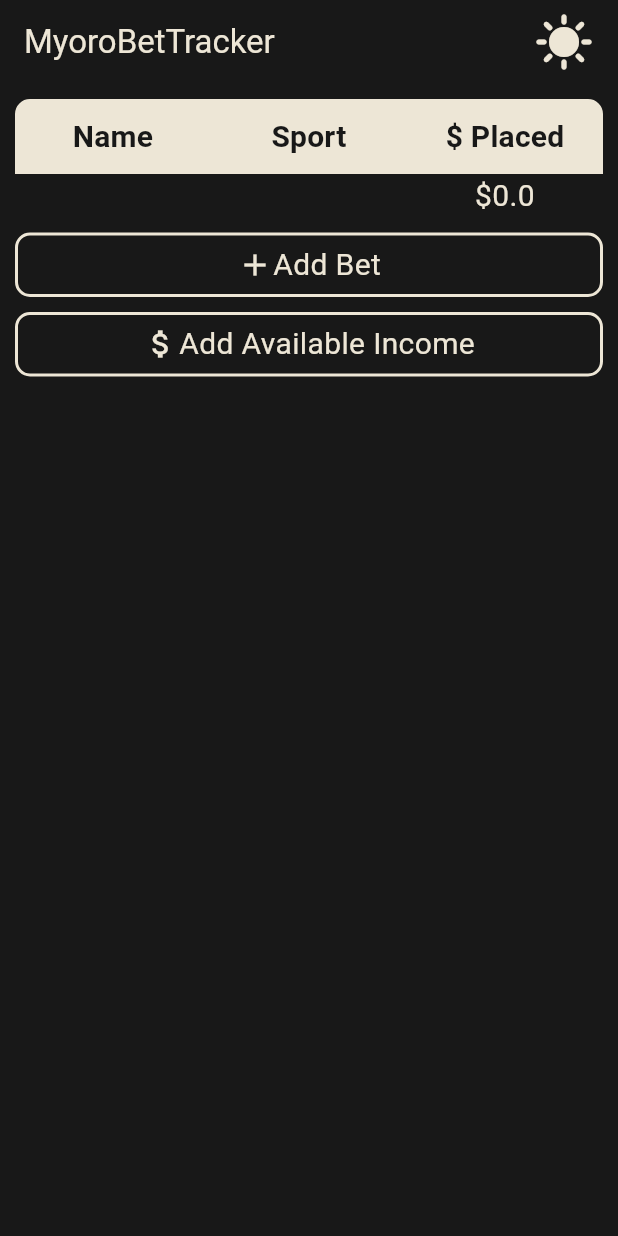
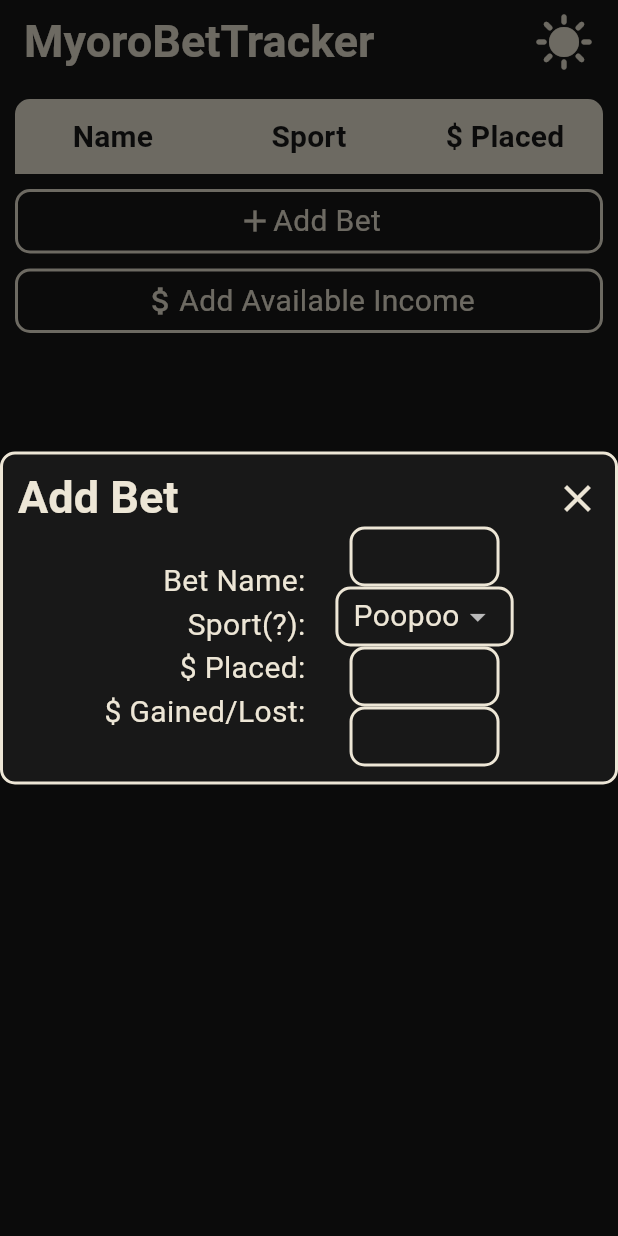
Before and after one commit to Myoro/MyoroBetTracker, a Flutter app: the screen it shows after launch, after a tap on "Add Bet", on a phone screen of 412 x 824 dp. Run offline on Flutter 3.47's test engine with Material 3 defaults, Android fonts, the phone set to English and light mode, and no system bars; our stand-ins replace flutter_bloc, sqflite, sqflite_common_ffi; missing offline and left inert: window_manager; accounts and stored records are empty.

Commit message:
Very done for today

```diff
--- a/myoro_bet_tracker/lib/blocs/bets_bloc.dart
+++ b/myoro_bet_tracker/lib/blocs/bets_bloc.dart
@@ -6,16 +6,14 @@ class AddBetEvent extends BetsEvent {}
 
 class BetsState {
   final List<BetModel> bets;
-  final int? editing;
 
-  BetsState({ this.bets = const [], this.editing });
+  BetsState({ this.bets = const [] });
 
   BetsState copyWith({
     List<BetModel>? bets,
     int? editing
   }) => BetsState(
     bets: bets ?? this.bets,
-    editing: editing ?? this.editing
   );
 }
 
@@ -23,10 +21,7 @@ class BetsBloc extends Bloc<BetsEvent, BetsState> {
   BetsBloc() : super(BetsState()) {
     on<AddBetEvent>((event, emit) {
       // TODO: Insert in database
-      emit(state.copyWith(
-        bets: [ ...state.bets, BetModel(placed: 0, gainedOrLost: 0) ],
-        editing: state.bets.length
-      ));
+      emit(state.copyWith(bets: [ ...state.bets, BetModel(placed: 0, gainedOrLost: 0) ],));
     });
   }
 }
--- /dev/null
+++ b/myoro_bet_tracker/lib/inputs/basic_dropdown.dart
@@ -0,0 +1,34 @@
+import 'package:flutter/material.dart';
+
+class BasicDropdown extends StatelessWidget {
+  final double height;
+
+  const BasicDropdown({ super.key, this.height = 40 });
+
+  @override
+  Widget build(BuildContext context) {
+    final ThemeData theme = Theme.of(context);
+
+    return Container(
+      height: height,
+      decoration: BoxDecoration(
+        borderRadius: BorderRadius.circular(10),
+        border: Border.all(
+          color: theme.colorScheme.onPrimary,
+          width: 2
+        )
+      ),
+      child: DropdownButton(
+        padding: const EdgeInsets.symmetric(horizontal: 10),
+        underline: Container(), // Removes the default underline
+        items: [
+          DropdownMenuItem(child: Text(
+            'Poopoo',
+            style: theme.textTheme.bodyMedium
+          ))
+        ],
+        onChanged: (value) {} // TODO
+      ),
+    );
+  }
+}
--- /dev/null
+++ b/myoro_bet_tracker/lib/inputs/basic_input.dart
@@ -0,0 +1,38 @@
+import 'package:flutter/material.dart';
+
+class BasicInput extends StatelessWidget {
+  final double width;
+  final double height;
+
+  const BasicInput({
+    super.key,
+    this.width = 100,
+    this.height = 40
+  });
+
+  @override
+  Widget build(BuildContext context) {
+    final OutlineInputBorder border = OutlineInputBorder(
+      borderRadius: BorderRadius.circular(10),
+      borderSide: BorderSide(
+        color: Theme.of(context).colorScheme.onPrimary,
+        width: 2
+      )
+    );
+
+    return SizedBox(
+      width: width,
+      height: height,
+      child: TextField(
+        textAlign: TextAlign.center,
+        style: Theme.of(context).textTheme.bodyMedium,
+        decoration: InputDecoration(
+          enabledBorder:  border,
+          focusedBorder:  border,
+          contentPadding: const EdgeInsets.symmetric(horizontal: 10)
+        ),
+        controller: TextEditingController()
+      ),
+    );
+  }
+}
--- a/myoro_bet_tracker/lib/screens/main_screen.dart
+++ b/myoro_bet_tracker/lib/screens/main_screen.dart
@@ -1,6 +1,5 @@
 import 'package:flutter/material.dart';
-import 'package:flutter_bloc/flutter_bloc.dart';
-import 'package:myoro_bet_tracker/blocs/bets_bloc.dart';
+import 'package:myoro_bet_tracker/widgets/modals/add_bet_modal.dart';
 import 'package:myoro_bet_tracker/widgets/buttons/icon_and_text_hover_button.dart';
 import 'package:myoro_bet_tracker/widgets/tables/bets_table.dart';
 import 'package:myoro_bet_tracker/widgets/top_bars/main_screen_top_bar.dart';
@@ -18,7 +17,10 @@ class MainScreen extends StatelessWidget {
           const BetsTable(),
           const SizedBox(height: 10),
           IconAndTextHoverButton(
-            onTap: () => BlocProvider.of<BetsBloc>(context).add(AddBetEvent()), // TODO
+            onTap: () => showDialog(
+              context: context,
+              builder: (context) => const AddBetModal()
+            ),
             icon: Icons.add,
             text: 'Add Bet'
           ),
--- a/myoro_bet_tracker/lib/themes.dart
+++ b/myoro_bet_tracker/lib/themes.dart
@@ -15,6 +15,11 @@ final ThemeData dark = ThemeData(
     onSurface:    Color(0xFFEDE6D6)
   ),
   textTheme: const TextTheme(
+    titleLarge: TextStyle(
+      fontSize:   30,
+      fontWeight: FontWeight.bold,
+      color:     Color(0xFFEDE6D6)
+    ),
     titleMedium: TextStyle(
       fontSize:   20,
       fontWeight: FontWeight.bold,
@@ -24,6 +29,11 @@ final ThemeData dark = ThemeData(
       fontSize: 20,
       color:    Color(0xFFEDE6D6)
     )
+  ),
+  textSelectionTheme: TextSelectionThemeData(
+    cursorColor:          const Color(0xFFEDE6D6),
+    selectionColor:       const Color(0xFFEDE6D6).withOpacity(0.3),
+    selectionHandleColor: const Color(0xFFEDE6D6)
   )
 );
 
@@ -42,6 +52,11 @@ final ThemeData light = ThemeData(
     onSurface:    Color(0xFF181818)
   ),
   textTheme: const TextTheme(
+    titleLarge: TextStyle(
+      fontSize:   30,
+      fontWeight: FontWeight.bold,
+      color:     Color(0xFF181818)
+    ),
     titleMedium: TextStyle(
       fontSize:   20,
       fontWeight: FontWeight.bold,
@@ -51,5 +66,10 @@ final ThemeData light = ThemeData(
       fontSize: 20,
       color:    Color(0xFF181818)
     )
+  ),
+  textSelectionTheme: TextSelectionThemeData(
+    cursorColor:          const Color(0xFF181818),
+    selectionColor:       const Color(0xFF181818).withOpacity(0.3),
+    selectionHandleColor: const Color(0xFF181818)
   )
 );
--- /dev/null
+++ b/myoro_bet_tracker/lib/widgets/modals/add_bet_modal.dart
@@ -0,0 +1,46 @@
+import 'package:flutter/material.dart';
+import 'package:myoro_bet_tracker/inputs/basic_dropdown.dart';
+import 'package:myoro_bet_tracker/inputs/basic_input.dart';
+import 'package:myoro_bet_tracker/widgets/modals/basic_modal.dart';
+
+class AddBetModal extends StatelessWidget {
+  const AddBetModal({ super.key });
+
+  @override
+  Widget build(BuildContext context) {
+    final List<String> titles = [
+      'Bet Name',
+      'Sport(?)',
+      '\$ Placed',
+      '\$ Gained/Lost'
+    ];
+
+    return BasicModal(
+      title: 'Add Bet',
+      width: 500,
+      body: Row(
+        mainAxisAlignment: MainAxisAlignment.center,
+        children: [
+          Column(
+            crossAxisAlignment: CrossAxisAlignment.end,
+            children: [
+              for(final String title in titles)
+                Text('$title:', style: Theme.of(context).textTheme.bodyMedium)
+            ]
+          ),
+          const SizedBox(width: 20),
+          const Material( // So TextFields will work property in modals
+            child: Column(
+              children: [
+                BasicInput(),
+                BasicDropdown(),
+                BasicInput(),
+                BasicInput()
+              ]
+            )
+          )
+        ]
+      )
+    );
+  }
+}
--- /dev/null
+++ b/myoro_bet_tracker/lib/widgets/modals/basic_modal.dart
@@ -0,0 +1,57 @@
+import 'package:flutter/material.dart';
+import 'package:myoro_bet_tracker/widgets/buttons/button_without_feedback.dart';
+
+class BasicModal extends StatelessWidget {
+  final String title;
+  final Widget body;
+  final double width;
+
+  const BasicModal({
+    super.key,
+    required this.title,
+    required this.body,
+    required this.width
+  });
+
+  @override
+  Widget build(BuildContext context) {
+    final ThemeData theme = Theme.of(context);
+
+    return Center(
+      child: Container(
+        decoration: BoxDecoration(
+          color: theme.colorScheme.primary,
+          borderRadius: BorderRadius.circular(10),
+          border: Border.all(
+            color: theme.colorScheme.onPrimary,
+            width: 2
+          )
+        ),
+        width: 500,
+        child: Padding(
+          padding: const EdgeInsets.all(10),
+          child: Column(
+            mainAxisSize: MainAxisSize.min,
+            children: [
+              Row(
+                children: [
+                  Text(title, style: theme.textTheme.titleLarge),
+                  const Spacer(),
+                  ButtonWithoutFeedback(
+                    onTap: () => Navigator.pop(context),
+                    child: Icon(
+                      Icons.close,
+                      size: 30,
+                      color: theme.colorScheme.onPrimary
+                    )
+                  )
+                ]
+              ),
+              body
+            ]
+          ),
+        ),
+      ),
+    );
+  }
+}
```
